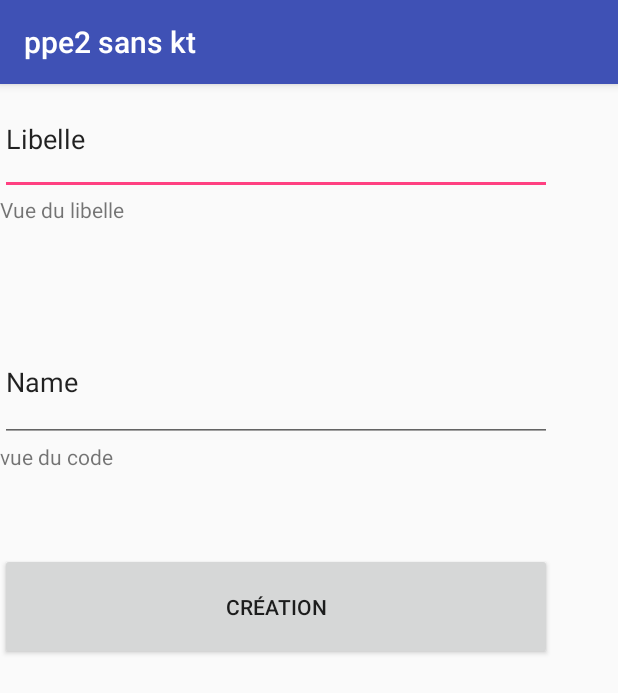
After one commit to Issac411/AppBourdon, an Android app: the specialisation_add screen opened directly, with no data from a screen before it, on a phone screen of 412 x 824 dp. The commit adds this screen. Shown: the top 693 px of the screen. Run offline under Robolectric (Android 15) with nearby library versions, the phone set to English and light mode, and no system bars.

Commit message:
Ajout d'une lecture et d'une autre création
Mise en place de la lecture de la première spécialisation à des fins de test, mise en place de la création de spécialisations.

```diff
--- /dev/null
+++ b/src/app/src/main/java/com/example/issac/ppe2sanskt/IHM/specialisation_add.java
@@ -0,0 +1,51 @@
+package com.example.issac.ppe2sanskt.IHM;
+
+import android.support.v7.app.AppCompatActivity;
+import android.os.Bundle;
+import android.view.View;
+import android.widget.Button;
+import android.widget.EditText;
+import android.widget.TextView;
+
+import com.example.issac.ppe2sanskt.MODEL.specialisation;
+import com.example.issac.ppe2sanskt.R;
+
+import org.json.JSONObject;
+
+public class specialisation_add extends AppCompatActivity {
+
+    private specialisation uneSpecialisation;
+    private Button creation;
+    private TextView specialisationLibelle;         // le texte non éditable
+    private TextView specialisationCode;
+    private EditText specialisationLibelleField;        // le texte que l'utilisateur compléte
+    private EditText specialisationCodeField;
+
+    @Override
+    protected void onCreate(Bundle savedInstanceState) {
+        super.onCreate(savedInstanceState);
+        setContentView(R.layout.activity_specialisation_add);
+        creation = (Button) findViewById(R.id.creation);
+        specialisationLibelle = (TextView) findViewById(R.id.vue_specialisation_libelle);
+        specialisationLibelleField = (EditText) findViewById(R.id.specialisation_libelle);
+        specialisationCode = (TextView) findViewById(R.id.vue_specialisation_code);
+        specialisationCodeField = (EditText) findViewById(R.id.specialisation_code);
+
+        creation.setOnClickListener(new View.OnClickListener() {            // quand on clique sur le bouton main_options
+            public void onClick(View v) {
+                JSONObject res = new JSONObject();
+                uneSpecialisation = new specialisation();
+                String url = uneSpecialisation.urlGen("create",specialisationLibelleField.getText().toString(),specialisationCodeField.getText().toString());     // on prépare l'url pour la requête en fonction de l'action voulue + champ écrit
+                specialisationLibelle.setText(url);               // debug url
+                res = uneSpecialisation.getJsonFromURL(url);       // on exécute l'action et on récup si elle fonctionne ou non (true or false)
+                uneSpecialisation.putInObj(res);                   // le résultat va dans l'objet, j'ai modif importance pour le debug pour avoir le res sql
+                //gravite.setText(url);    // on affiche true or false
+
+
+            }
+        });
+    }
+
+
+
+}
--- /dev/null
+++ b/src/app/src/main/res/layout/activity_specialisation_add.xml
@@ -0,0 +1,98 @@
+<?xml version="1.0" encoding="utf-8"?>
+<android.support.constraint.ConstraintLayout xmlns:android="http://schemas.android.com/apk/res/android"
+    xmlns:app="http://schemas.android.com/apk/res-auto"
+    xmlns:tools="http://schemas.android.com/tools"
+    android:layout_width="match_parent"
+    android:layout_height="match_parent"
+    tools:context=".IHM.specialisation_add">
+
+    <LinearLayout
+        android:layout_width="368dp"
+        android:layout_height="624dp"
+        android:orientation="vertical"
+        tools:layout_editor_absoluteX="8dp"
+        tools:layout_editor_absoluteY="8dp">
+
+        <LinearLayout
+            android:layout_width="match_parent"
+            android:layout_height="159dp"
+            android:orientation="horizontal">
+
+            <LinearLayout
+                android:layout_width="match_parent"
+                android:layout_height="match_parent"
+                android:layout_weight="1"
+                android:orientation="vertical">
+
+                <EditText
+                    android:id="@+id/specialisation_libelle"
+                    android:layout_width="match_parent"
+                    android:layout_height="74dp"
+                    android:ems="10"
+                    android:inputType="textPersonName"
+                    android:text="Libelle" />
+
+                <TextView
+                    android:id="@+id/vue_specialisation_libelle"
+                    android:layout_width="match_parent"
+                    android:layout_height="75dp"
+                    android:text="Vue du libelle" />
+            </LinearLayout>
+
+        </LinearLayout>
+
+        <LinearLayout
+            android:layout_width="match_parent"
+            android:layout_height="153dp"
+            android:orientation="horizontal">
+
+            <LinearLayout
+                android:layout_width="match_parent"
+                android:layout_height="match_parent"
+                android:orientation="vertical">
+
+                <EditText
+                    android:id="@+id/specialisation_code"
+                    android:layout_width="match_parent"
+                    android:layout_height="79dp"
+                    android:ems="10"
+                    android:inputType="textPersonName"
+                    android:text="Name" />
+
+                <TextView
+                    android:id="@+id/vue_specialisation_code"
+                    android:layout_width="match_parent"
+                    android:layout_height="64dp"
+                    android:text="vue du code" />
+            </LinearLayout>
+        </LinearLayout>
+
+        <LinearLayout
+            android:layout_width="match_parent"
+            android:layout_height="150dp"
+            android:orientation="horizontal">
+
+            <LinearLayout
+                android:layout_width="match_parent"
+                android:layout_height="71dp"
+                android:layout_weight="1"
+                android:orientation="vertical">
+
+                <Button
+                    android:id="@+id/creation"
+                    android:layout_width="match_parent"
+                    android:layout_height="52dp"
+                    android:layout_weight="1"
+                    android:text="Création" />
+            </LinearLayout>
+
+        </LinearLayout>
+
+        <LinearLayout
+            android:layout_width="match_parent"
+            android:layout_height="match_parent"
+            android:orientation="horizontal">
+
+        </LinearLayout>
+    </LinearLayout>
+</android.support.constraint.ConstraintLayout>
```
Also changed, not shown: src/app/src/main/AndroidManifest.xml (+7 -14 lines), src/app/src/main/java/com/example/issac/ppe2sanskt/IHM/MainActivity.java (+18 -8 lines), src/app/src/main/java/com/example/issac/ppe2sanskt/IHM/specialisation_vue.java (added, +53 -0 lines), src/app/src/main/java/com/example/issac/ppe2sanskt/IHM/user_add.java (+6 -10 lines), src/app/src/main/java/com/example/issac/ppe2sanskt/MODEL/model.java (+74 -0 lines), src/app/src/main/java/com/example/issac/ppe2sanskt/MODEL/specialisation.java (+36 -1 lines), src/app/src/main/res/layout/activity_main.xml (+4 -4 lines), src/app/src/main/res/layout/activity_specialisation_vue.xml (added, +29 -0 lines).
